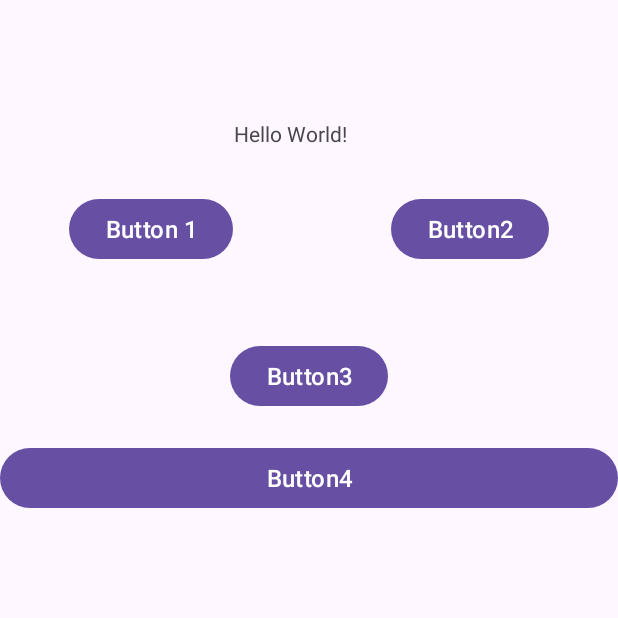
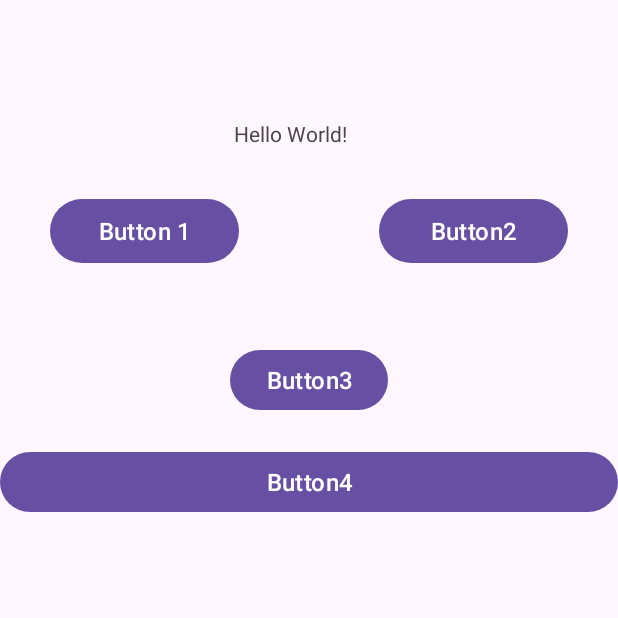
Before and after one commit to NPO-NP/ButtonSample, an Android app: the screen it shows after launch (MainActivity), on a phone screen of 412 x 824 dp, the top half of it. Run offline under Robolectric (Android 15) with nearby library versions, the phone set to English and light mode, and no system bars.

Commit message:
Updated with Button handlers

```diff
--- a/app/src/main/java/com/example/buttonsample/MainActivity.java
+++ b/app/src/main/java/com/example/buttonsample/MainActivity.java
@@ -48,7 +48,7 @@ public class MainActivity extends AppCompatActivity {
             Log.d("MAD", "Button 3 clicked");
     }
 
-    class btn1Handler implements Button.OnClickListener  // inner class
+    class btn1Handler implements Button.OnClickListener  // inner class to handle clicks on btn1
     {
         public void onClick(View v) {
             Log.d("MAD", "Button 1 clicked");
--- a/app/src/main/res/layout/activity_main.xml
+++ b/app/src/main/res/layout/activity_main.xml
@@ -21,8 +21,8 @@
 
     <Button
         android:id="@+id/button"
-        android:layout_width="wrap_content"
-        android:layout_height="wrap_content"
+        android:layout_width="20mm"
+        android:layout_height="8mm"
         android:layout_marginTop="30dp"
         android:layout_marginEnd="30dp"
         android:text="@string/btnSave"
@@ -34,8 +34,8 @@
 
     <Button
         android:id="@+id/button2"
-        android:layout_width="wrap_content"
-        android:layout_height="wrap_content"
+        android:layout_width="20mm"
+        android:layout_height="8mm"
         android:layout_marginLeft="30dp"
         android:layout_marginTop="30dp"
         android:text="Button2"
```
